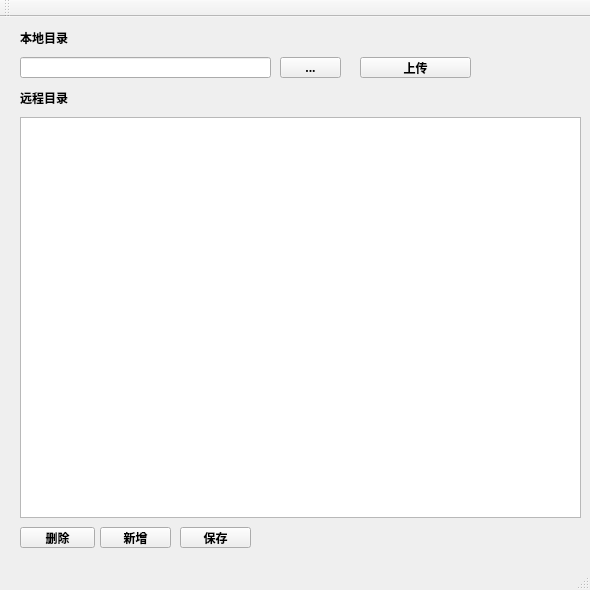
Before: the Qt Designer form UpdateTools/UpdateTools.ui in howeycheng/UpdateTools, drawn with Qt 5.
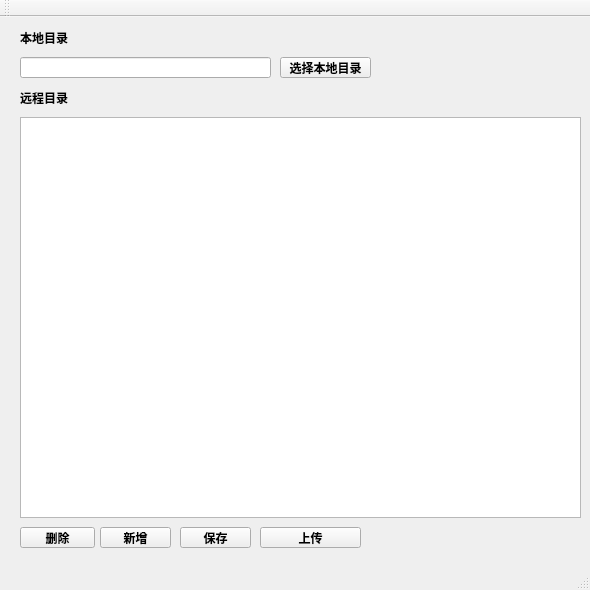
After: the same form once the commit is applied. Icons and pictures are not drawn.

Commit message: 修改上传文件功能逻辑，现在支持从界面读取配置上传，即所见即所传。

What changed in the file:
```diff
--- a/UpdateTools/UpdateTools.ui
+++ b/UpdateTools/UpdateTools.ui
@@ -86,9 +86,9 @@
    <widget class="QPushButton" name="pushButton_upLoad">
     <property name="geometry">
      <rect>
-      <x>360</x>
-      <y>40</y>
-      <width>111</width>
+      <x>260</x>
+      <y>510</y>
+      <width>101</width>
       <height>21</height>
      </rect>
     </property>
@@ -201,12 +201,12 @@
      <rect>
       <x>280</x>
       <y>40</y>
-      <width>61</width>
+      <width>91</width>
       <height>21</height>
      </rect>
     </property>
     <property name="text">
-     <string>...</string>
+     <string>选择本地目录</string>
     </property>
    </widget>
   </widget>
```
The commit also changes 3 other files.
